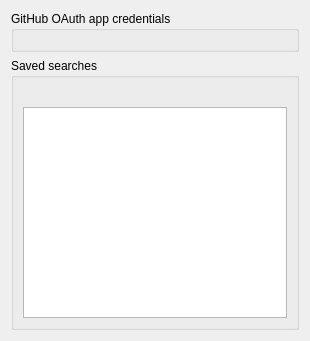
Old version of the form src/configwidget.ui in the repository albertlauncher/albert-plugin-github.
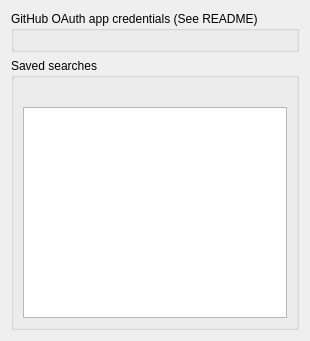
New version of the form.

Commit message: Add hint to readme on credetials

Patch:
```diff
--- a/src/configwidget.ui
+++ b/src/configwidget.ui
@@ -14,7 +14,7 @@
    <item>
     <widget class="QGroupBox" name="groupBox_oauth">
      <property name="title">
-      <string>GitHub OAuth app credentials</string>
+      <string>GitHub OAuth app credentials (See README)</string>
      </property>
      <layout class="QVBoxLayout" name="verticalLayout"/>
     </widget>
```
The commit also changes 3 other files.
